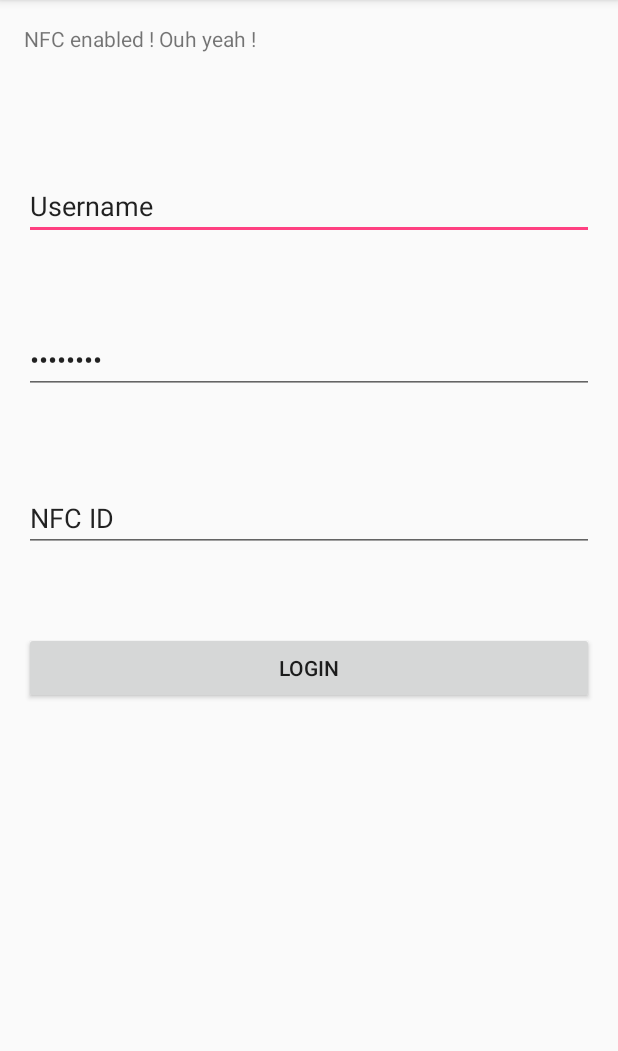
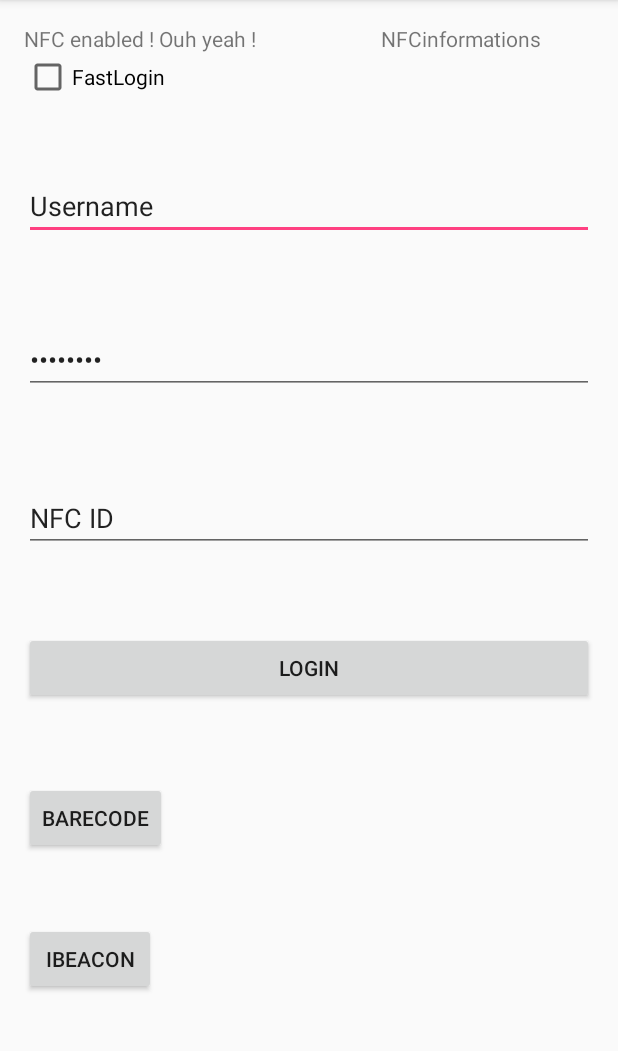
Before and after one commit to ThibaultSchowing/SYM-lab03, an Android app: the MainActivity screen opened directly, with no data from a screen before it, on a phone screen of 412 x 824 dp, the part 84-1135 px from its top. Run offline under Robolectric (Android 15) with nearby library versions, the phone set to English and light mode, and no system bars; 2 statements that could not run were skipped.

Commit message:
Add two activities (codebare & ibeacon) + read all info nfc

```diff
--- a/Lab3_sym/app/src/main/AndroidManifest.xml
+++ b/Lab3_sym/app/src/main/AndroidManifest.xml
@@ -1,7 +1,6 @@
 <?xml version="1.0" encoding="utf-8"?>
 <manifest xmlns:android="http://schemas.android.com/apk/res/android"
     package="ch.heig_vd.lab3_sym">
-
 
     <uses-permission android:name="android.permission.NFC" />
 
@@ -21,7 +20,6 @@
 
                 <category android:name="android.intent.category.LAUNCHER" />
             </intent-filter>
-
             <intent-filter>
                 <action android:name="android.nfc.action.NDEF_DISCOVERED" />
 
@@ -33,9 +31,9 @@
             <meta-data
                 android:name="android.nfc.action.TECH_DISCOVERED"
                 android:resource="@xml/nfc_tech_filter" />
-
         </activity>
+        <activity android:name=".Barecode" />
+        <activity android:name=".Ibeacon"></activity>
     </application>
 
-
 </manifest>
--- a/Lab3_sym/app/src/main/java/ch/heig_vd/lab3_sym/MainActivity.java
+++ b/Lab3_sym/app/src/main/java/ch/heig_vd/lab3_sym/MainActivity.java
@@ -13,16 +13,13 @@ import android.os.AsyncTask;
 import android.support.v7.app.AppCompatActivity;
 import android.os.Bundle;
 import android.util.Log;
+import android.view.View;
 import android.widget.Button;
 import android.widget.TextView;
 import android.widget.Toast;
 
-import org.w3c.dom.Text;
-
 import java.io.UnsupportedEncodingException;
 import java.util.Arrays;
-
-import static ch.heig_vd.lab3_sym.MainActivity.TAG;
 
 
 public class MainActivity extends AppCompatActivity {
@@ -33,8 +30,11 @@ public class MainActivity extends AppCompatActivity {
     private TextView txt_username = null;
     private TextView txt_passwd = null;
     private TextView txt_nfc = null;
-    private TextView mTextView = null;
+    private TextView nfcState = null;
+    private TextView NFCinfo = null;
     private Button loginBtn = null;
+    private Button barecode = null;
+    private Button ibeacon = null;
 
     // NFC Adapter
     private NfcAdapter mNfcAdapter = null;
@@ -44,11 +44,20 @@ public class MainActivity extends AppCompatActivity {
         super.onCreate(savedInstanceState);
         setContentView(R.layout.activity_main);
 
-        Button loginBtn = (Button) findViewById(R.id.btn_login);
+        loginBtn = (Button) findViewById(R.id.btn_login);
+        barecode = (Button) findViewById(R.id.bareCode);
+        ibeacon = (Button) findViewById(R.id.ibeacon);
         txt_username = (TextView) findViewById(R.id.txt_username);
         txt_passwd = (TextView) findViewById(R.id.txt_passwd);
+
+        // Champ du formulaire ou la donnée du nfc sera entrée
         txt_nfc = (TextView) findViewById(R.id.txt_nfc);
-        mTextView = (TextView) findViewById(R.id.textView_explanation);
+
+        // Text récuupéré du nfc
+        NFCinfo = (TextView) findViewById(R.id.NFCinfo);
+
+        // INfo sur l'état du NFC (activé ou pas)
+        nfcState = (TextView) findViewById(R.id.textView_explanation);
 
         mNfcAdapter = NfcAdapter.getDefaultAdapter(this);
 
@@ -61,14 +70,29 @@ public class MainActivity extends AppCompatActivity {
         }
 
         if (!mNfcAdapter.isEnabled()) {
-            mTextView.setText("NFC is disabled.");
+            nfcState.setText("NFC is disabled.");
         } else {
-            mTextView.setText(R.string.explanation);
+            nfcState.setText(R.string.explanation);
         }
 
         handleIntent(getIntent());
 
+        // Pour lancer les deux autres activités du labo
+        barecode.setOnClickListener(new View.OnClickListener() {
+            @Override
+            public void onClick(View view) {
+                Intent intent = new Intent(MainActivity.this, ch.heig_vd.lab3_sym.Barecode.class);
+                startActivity(intent);
+            }
+        });
 
+        ibeacon.setOnClickListener(new View.OnClickListener() {
+            @Override
+            public void onClick(View view) {
+                Intent intent = new Intent(MainActivity.this, ch.heig_vd.lab3_sym.Ibeacon.class);
+                startActivity(intent);
+            }
+        });
 
     }
 
@@ -161,7 +185,7 @@ public class MainActivity extends AppCompatActivity {
     }
 
     /**
-     * @param activity The corresponding {@link BaseActivity} requesting to stop the foreground dispatch.
+     * @param activity The corresponding {BaseActivity} requesting to stop the foreground dispatch.
      * @param adapter The {@link NfcAdapter} used for the foreground dispatch.
      */
     public static void stopForegroundDispatch(final Activity activity, NfcAdapter adapter) {
@@ -189,17 +213,21 @@ public class MainActivity extends AppCompatActivity {
             NdefMessage ndefMessage = ndef.getCachedNdefMessage();
 
             NdefRecord[] records = ndefMessage.getRecords();
+            String resultats = "";
             for (NdefRecord ndefRecord : records) {
                 if (ndefRecord.getTnf() == NdefRecord.TNF_WELL_KNOWN && Arrays.equals(ndefRecord.getType(), NdefRecord.RTD_TEXT)) {
                     try {
-                        return readText(ndefRecord);
+                        // Concaténe les différents tags
+                        //return readText(ndefRecord);
+                        resultats += readText(ndefRecord);
                     } catch (UnsupportedEncodingException e) {
                         Log.e(TAG, "Unsupported Encoding", e);
                     }
                 }
             }
 
-            return null;
+            //return null;
+            return resultats;
         }
 
         private String readText(NdefRecord record) throws UnsupportedEncodingException {
@@ -231,7 +259,7 @@ public class MainActivity extends AppCompatActivity {
         @Override
         protected void onPostExecute(String result) {
             if (result != null) {
-                mTextView.setText("Read content: " + result);
+                NFCinfo.setText("Read content: " + result);
                 // Todo remplire le champ NFC
             }
         }
--- a/Lab3_sym/app/src/main/res/layout/activity_main.xml
+++ b/Lab3_sym/app/src/main/res/layout/activity_main.xml
@@ -70,4 +70,42 @@
         android:layout_alignParentRight="true"
         android:layout_alignParentEnd="true" />
 
+    <CheckBox
+        android:text="FastLogin"
+        android:layout_width="wrap_content"
+        android:layout_height="wrap_content"
+        android:layout_below="@+id/textView_explanation"
+        android:id="@+id/FastLogin" />
+
+    <TextView
+        android:text="NFCinformations"
+        android:layout_width="wrap_content"
+        android:layout_height="wrap_content"
+        android:id="@+id/NFCinfo"
+        android:layout_marginRight="35dp"
+        android:layout_marginEnd="35dp"
+        android:layout_alignParentTop="true"
+        android:layout_alignParentRight="true"
+        android:layout_alignParentEnd="true" />
+
+    <Button
+        android:text="BareCode"
+        android:layout_width="wrap_content"
+        android:layout_height="wrap_content"
+        android:layout_below="@+id/btn_login"
+        android:layout_alignParentLeft="true"
+        android:layout_alignParentStart="true"
+        android:layout_marginTop="52dp"
+        android:id="@+id/bareCode" />
+
+    <Button
+        android:text="IBeacon"
+        android:layout_width="wrap_content"
+        android:layout_height="wrap_content"
+        android:layout_below="@+id/bareCode"
+        android:layout_alignParentLeft="true"
+        android:layout_alignParentStart="true"
+        android:layout_marginTop="46dp"
+        android:id="@+id/ibeacon" />
+
 </RelativeLayout>
```
Also changed, not shown: Lab3_sym/app/src/main/java/ch/heig_vd/lab3_sym/Barecode.java (added, +13 -0 lines), Lab3_sym/app/src/main/java/ch/heig_vd/lab3_sym/Ibeacon.java (added, +13 -0 lines), Lab3_sym/app/src/main/res/layout/activity_barecode.xml (added, +13 -0 lines), Lab3_sym/app/src/main/res/layout/activity_ibeacon.xml (added, +13 -0 lines).
